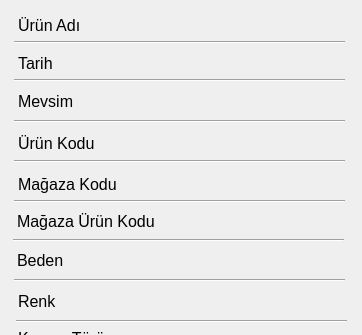
The window that Templates/details.ui (niyazialpay/BarkodOlusturucu) describes before a commit, drawn with Qt 5.
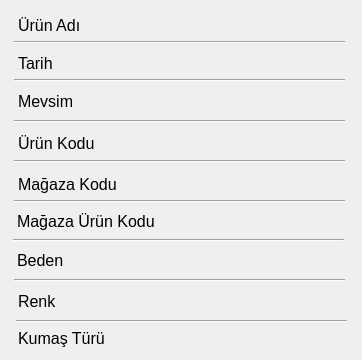
The same window after the commit. Icons and pictures are not drawn.

Commit message: Barkod detaylarındaki görüntüleme sorunu giderildi

The edit to the form file:
```diff
--- a/Templates/details.ui
+++ b/Templates/details.ui
@@ -7,7 +7,7 @@
     <x>0</x>
     <y>0</y>
     <width>362</width>
-    <height>335</height>
+    <height>360</height>
    </rect>
   </property>
   <property name="minimumSize">
@@ -19,7 +19,7 @@
   <property name="maximumSize">
    <size>
     <width>362</width>
-    <height>335</height>
+    <height>360</height>
    </size>
   </property>
   <property name="baseSize">
```
Left out of the diff: 2 changed lines with no effect on the pictures.
